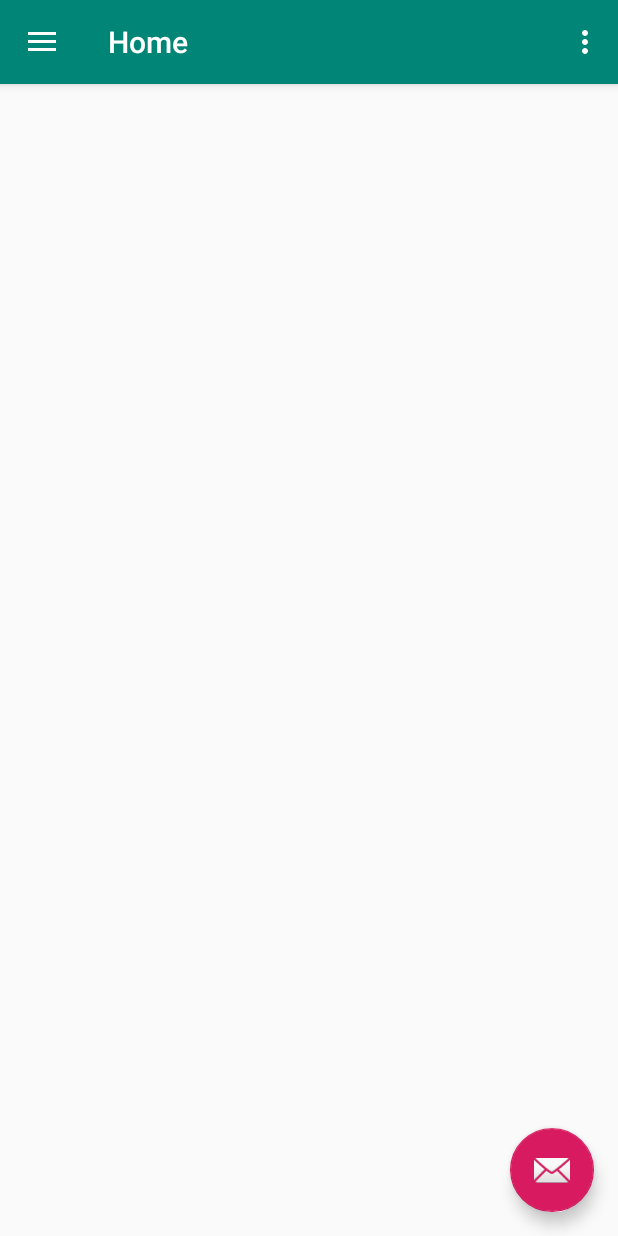
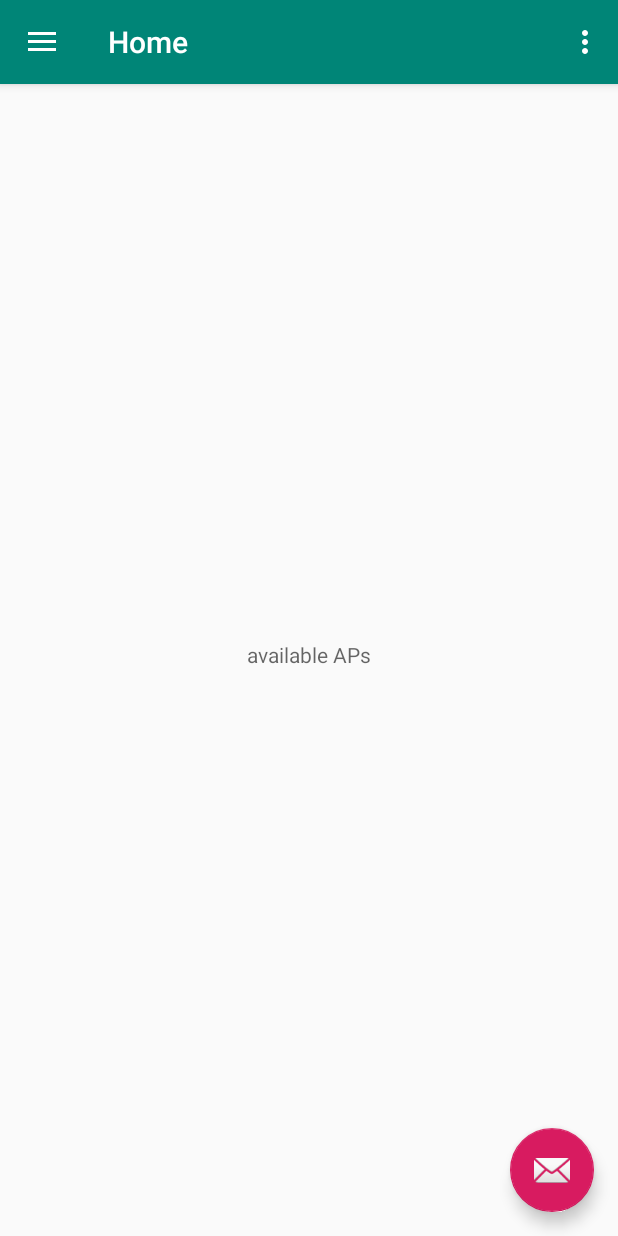
Before and after one commit to nalinka1/Etolling, an Android app: the Home screen opened directly, with no data from a screen before it, on a phone screen of 412 x 824 dp. Run offline under Robolectric (Android 15) with nearby library versions, the phone set to English and light mode, and no system bars; Roboto replaces fonts that are not available here.

Commit message:
wifi scanned

```diff
--- a/app/src/main/AndroidManifest.xml
+++ b/app/src/main/AndroidManifest.xml
@@ -2,6 +2,11 @@
 <manifest xmlns:android="http://schemas.android.com/apk/res/android"
     package="com.heshanexample.etolling">
     <uses-permission android:name="android.permission.INTERNET" />
+
+    <uses-permission android:name="android.permission.ACCESS_WIFI_STATE" />
+    <uses-permission android:name="android.permission.CHANGE_WIFI_STATE" />
+    <uses-permission android:name="android.permission.ACCESS_COARSE_LOCATION" />
+    <uses-permission android:name="android.permission.ACCESS_FINE_LOCATION" />
 
     <application
         android:allowBackup="true"
--- a/app/src/main/java/com/heshanexample/etolling/Home.java
+++ b/app/src/main/java/com/heshanexample/etolling/Home.java
@@ -1,9 +1,14 @@
 package com.heshanexample.etolling;
 
+import android.content.BroadcastReceiver;
 import android.content.ClipData;
+import android.content.Context;
 import android.content.DialogInterface;
 import android.content.Intent;
+import android.content.IntentFilter;
 import android.content.SharedPreferences;
+import android.net.wifi.ScanResult;
+import android.net.wifi.WifiManager;
 import android.os.Bundle;
 
 import com.google.android.material.floatingactionbutton.FloatingActionButton;
@@ -29,11 +34,18 @@ import android.view.Menu;
 import android.widget.TextView;
 import android.widget.Toast;
 
+import java.util.List;
+
 public class Home extends AppCompatActivity implements NavigationView.OnNavigationItemSelectedListener {
 
     TextView userNameShow,userEmailShow;
     Intent main_activity;
     String user_name,user_email;
+
+    WifiManager wifiManager;
+    TextView textView1;
+    TextView textView2;
+
     @Override
     protected void onCreate(Bundle savedInstanceState) {
         super.onCreate(savedInstanceState);
@@ -75,10 +87,66 @@ public class Home extends AppCompatActivity implements NavigationView.OnNavigati
         userNameShow.setText(user_name);
         userEmailShow.setText(user_email);
 
+////////////////////////// wifi scanner \\\\\\\\\\\\\\\\\\\\
+
+        wifiManager = (WifiManager)getApplicationContext().getSystemService(WIFI_SERVICE);
+        //textView1 = (TextView)findViewById(R.id.wifiStateTextView);
+        textView2 = (TextView)findViewById(R.id.wifiListTextView);
+
+        if (!wifiManager.isWifiEnabled()){
+            wifiManager.setWifiEnabled(true);
+            //textView1.setText("WiFi is ON");
+        }
+        MyBroadcasrReceiver myBroadcasrReceiver = new MyBroadcasrReceiver();
+        registerReceiver(myBroadcasrReceiver,new IntentFilter(WifiManager.SCAN_RESULTS_AVAILABLE_ACTION));
+        //wifiManager.startScan();
+        loop a = new loop();
+        a.start();
+
+    }
 
 
 
+
+    class loop extends Thread{
+        public void run(){
+            while (true){
+                wifiManager.startScan();
+                try {
+                    Thread.sleep(1000);
+                } catch (InterruptedException e) {
+                    e.printStackTrace();
+                }
+            }
+        }
     }
+
+    class MyBroadcasrReceiver extends BroadcastReceiver {
+
+        @Override
+        public void onReceive(Context context, Intent intent) {
+            StringBuffer stringBuffer = new StringBuffer();
+            StringBuffer stringBuffer1 = new StringBuffer();
+            List<ScanResult> list = wifiManager.getScanResults();
+            for(ScanResult scanResult:list){
+                stringBuffer.append(scanResult.SSID+"\n"+scanResult.BSSID+"\n"+"\n");
+                stringBuffer1.append(scanResult.BSSID);
+                //textView1.setText(scanResult.BSSID);
+                if (scanResult.BSSID.contains("82:ce:b9:92:fa:c3")){
+                    //textView1.setText("Scaned Ishan");
+                    Toast.makeText(Home.this,"Scanned Ishan",Toast.LENGTH_LONG).show();
+
+                }
+                else {
+                    //textView1.setText("scanning");
+                }
+            }
+            textView2.setText(stringBuffer);
+
+        }
+    }
+
+/////////////////////// end of wifi part \\\\\\\\\\\\\\\\\\\\\\\\\\
 
     @Override
     public void onBackPressed() {
--- a/app/src/main/java/com/heshanexample/etolling/Signup.java
+++ b/app/src/main/java/com/heshanexample/etolling/Signup.java
@@ -178,7 +178,8 @@ public class Signup extends AppCompatActivity implements View.OnClickListener{
 
                         @Override
                         public void onFailure(Call<PostSignIn> call, Throwable t) {
-                            getEmail.setText(t.getMessage());
+                            getEmail.setText("Internet failure");
+
                         }
                     });
 
--- a/app/src/main/res/layout/content_home.xml
+++ b/app/src/main/res/layout/content_home.xml
@@ -8,4 +8,16 @@
     tools:context=".Home"
     tools:showIn="@layout/app_bar_home">
 
+    <TextView
+        android:id="@+id/wifiListTextView"
+        android:layout_width="wrap_content"
+        android:layout_height="wrap_content"
+        android:layout_marginStart="8dp"
+        android:layout_marginEnd="8dp"
+        android:layout_marginBottom="8dp"
+        android:hint="available APs"
+        app:layout_constraintBottom_toBottomOf="parent"
+        app:layout_constraintEnd_toEndOf="parent"
+        app:layout_constraintStart_toStartOf="parent"
+        app:layout_constraintTop_toTopOf="parent" />
 </androidx.constraintlayout.widget.ConstraintLayout>
```
